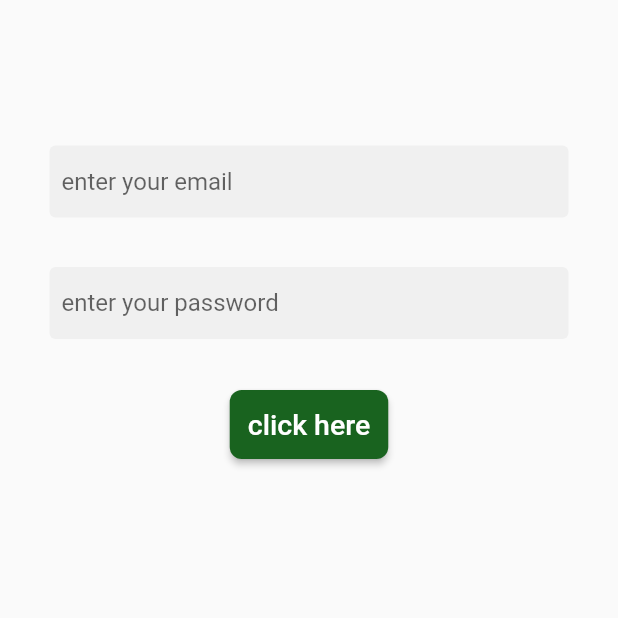
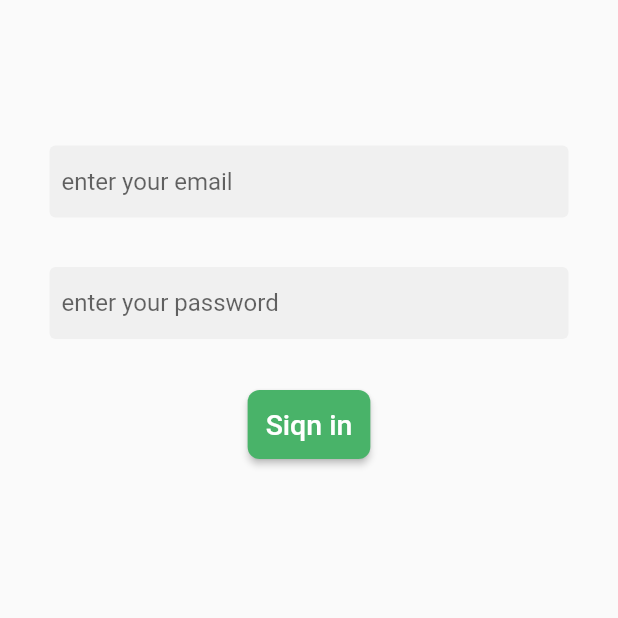
Before and after one commit to AyaEidAttya/E-commerce-app, a Flutter app: the screen it shows after launch, on a phone screen of 412 x 824 dp, the top half of it. Run offline on Flutter 3.47's test engine with Material 2 defaults, Android fonts, the phone set to English and light mode, and no system bars.

Commit message:
add word sign in in button

```diff
--- a/lib/pages/logine.dart/login.dart
+++ b/lib/pages/logine.dart/login.dart
@@ -1,5 +1,6 @@
 // ignore_for_file: prefer_const_literals_to_create_immutables
 
+import 'package:ecommerc_app/shaired/const_color.dart';
 import 'package:ecommerc_app/shaired/constants.dart';
 import 'package:ecommerc_app/shaired/coustem%20textfield.dart';
 import 'package:flutter/material.dart';
@@ -42,13 +43,13 @@ class login extends StatelessWidget {
               ElevatedButton(
                 onPressed: () {},
                 style: ButtonStyle(
-                  backgroundColor: MaterialStateProperty.all(Color.fromARGB(255, 25, 99, 31)),
+                  backgroundColor: MaterialStateProperty.all(BTNgreen),
                   padding: MaterialStateProperty.all(EdgeInsets.all(12)),
                   shape: MaterialStateProperty.all(RoundedRectangleBorder(
                       borderRadius: BorderRadius.circular(8))),
                 ),
                 child: Text(
-                  "click here",
+                  "Siqn in",
                   style: TextStyle(fontSize: 19),
                 ),
               ),
```
